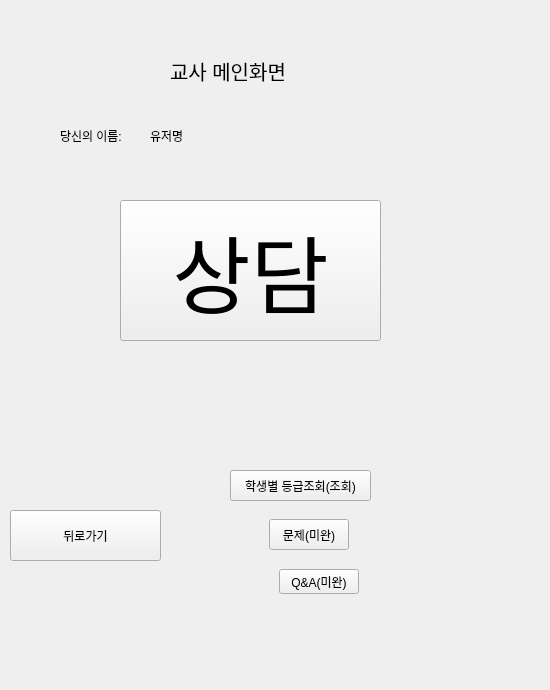
Before: the Qt Designer form teacher_client.ui in Eduappproject/education_application, drawn with Qt 5.
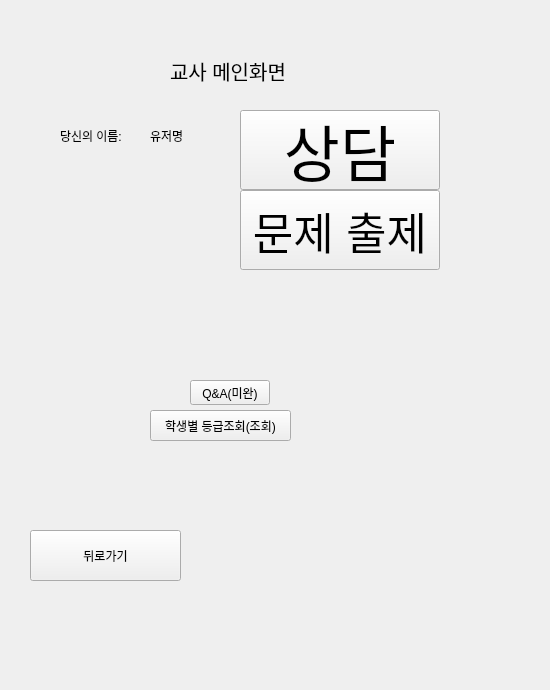
After: the same form once the commit is applied. The open tabs and pages were chosen to show the change.

Diff of the .ui file:
```diff
--- a/teacher_client.ui
+++ b/teacher_client.ui
@@ -479,8 +479,8 @@
     <widget class="QPushButton" name="mainButton_1">
      <property name="geometry">
       <rect>
-       <x>220</x>
-       <y>460</y>
+       <x>140</x>
+       <y>400</y>
        <width>141</width>
        <height>31</height>
       </rect>
@@ -492,28 +492,33 @@
     <widget class="QPushButton" name="mainButton_2">
      <property name="geometry">
       <rect>
-       <x>259</x>
-       <y>509</y>
-       <width>80</width>
-       <height>31</height>
+       <x>230</x>
+       <y>180</y>
+       <width>200</width>
+       <height>80</height>
       </rect>
      </property>
+     <property name="font">
+      <font>
+       <pointsize>33</pointsize>
+      </font>
+     </property>
      <property name="text">
-      <string>문제(미완)</string>
+      <string>문제 출제</string>
      </property>
     </widget>
     <widget class="QPushButton" name="mainPageCounselButton">
      <property name="geometry">
       <rect>
-       <x>110</x>
-       <y>190</y>
-       <width>261</width>
-       <height>141</height>
+       <x>230</x>
+       <y>100</y>
+       <width>200</width>
+       <height>80</height>
       </rect>
      </property>
      <property name="font">
       <font>
-       <pointsize>64</pointsize>
+       <pointsize>46</pointsize>
       </font>
      </property>
      <property name="text">
@@ -523,8 +528,8 @@
     <widget class="QPushButton" name="mainButton_4">
      <property name="geometry">
       <rect>
-       <x>269</x>
-       <y>559</y>
+       <x>180</x>
+       <y>370</y>
        <width>80</width>
        <height>25</height>
       </rect>
@@ -536,8 +541,8 @@
     <widget class="QPushButton" name="backButton_2">
      <property name="geometry">
       <rect>
-       <x>0</x>
-       <y>500</y>
+       <x>20</x>
+       <y>520</y>
        <width>151</width>
        <height>51</height>
       </rect>
```
Left out of the diff: 22 changed lines with no effect on the pictures.
